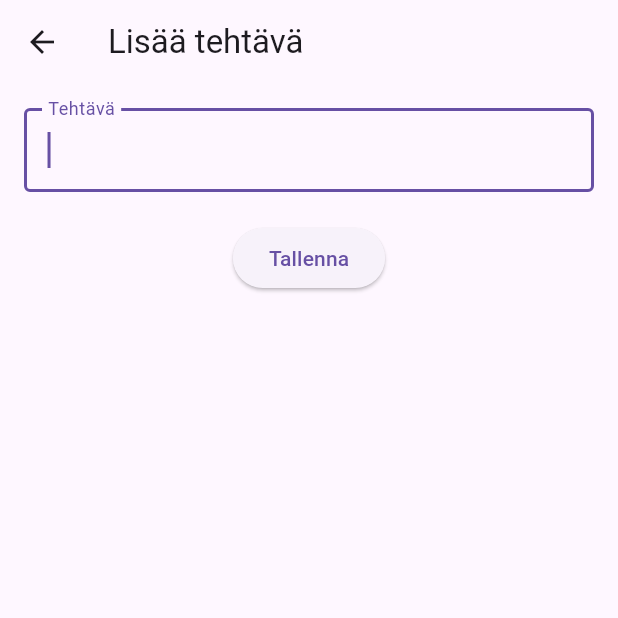
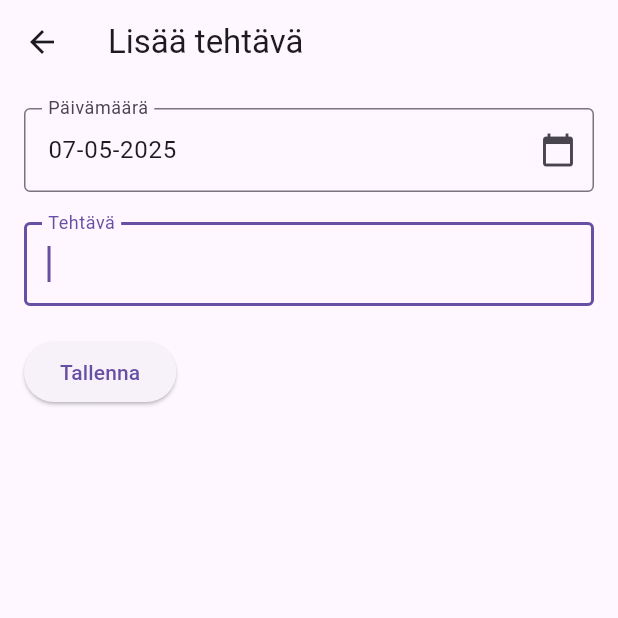
Before and after one commit to Dumbfinntales/RNMRT_MobiiliProjekti, a Flutter app: the AddTaskScreen screen opened directly, on a phone screen of 412 x 824 dp, the top half of it. Run offline on Flutter 3.47's test engine with Material 3 defaults, Android fonts, the phone set to English and light mode, and no system bars.

Commit message:
Lisätty kalenteri

```diff
--- a/lib/ruudut/add_task_screen.dart
+++ b/lib/ruudut/add_task_screen.dart
@@ -1,36 +1,93 @@
 import 'package:flutter/material.dart';
+import 'package:intl/intl.dart'; // Päivämäärä paketti
 
-class AddTaskScreen extends StatelessWidget {
+class AddTaskScreen extends StatefulWidget {
   final String? alkuperainenTehtava; // Valinnainen alkuperäinen tehtävä, jos muokataan
+  final DateTime? alkuperainenPaivamaara; // Valinnainen alkuperäinen päivämäärä
 
-  AddTaskScreen({this.alkuperainenTehtava}); // Alkuperäinen tehtävä voidaan siirtää tähän
+  AddTaskScreen({this.alkuperainenTehtava, this.alkuperainenPaivamaara}); // Alkuperäinen tehtävä ja päivämäärä voidaan siirtää tähän
+
+  @override
+  _AddTaskScreenState createState() => _AddTaskScreenState();
+}
+
+class _AddTaskScreenState extends State<AddTaskScreen> {
+  final TextEditingController _controller = TextEditingController();
+  DateTime? _selectedDate;
+
+  @override
+  void initState() {
+    super.initState();
+    _controller.text = widget.alkuperainenTehtava ?? ''; // Jos alkuperäinen tehtävä on olemassa, täytä kenttä
+    _selectedDate = widget.alkuperainenPaivamaara ?? DateTime.now(); // Jos alkuperäinen päivämäärä on olemassa, käytä sitä, muuten kuluva päivä
+  }
+
+  // Funktio, joka avaa kalenterin
+  Future<void> _selectDate(BuildContext context) async {
+    final DateTime? picked = await showDatePicker(
+      context: context,
+      initialDate: _selectedDate!,
+      // Kalenterin vuosi rajat
+      firstDate: DateTime(2000),
+      lastDate: DateTime(2101),
+    );
+    if (picked != null && picked != _selectedDate) {
+      setState(() {
+        _selectedDate = picked; // Päivitä valittu päivämäärä
+      });
+    }
+  }
+
+  // Funktio päivämäärän muotoiluun
+  String formatDate(DateTime date) {
+    return DateFormat('dd-MM-yyyy').format(date); // Päivämäärän muotoilu dd-MM-yyyy
+  }
 
   @override
   Widget build(BuildContext context) {
-    final TextEditingController _controller =
-        TextEditingController(text: alkuperainenTehtava ?? ''); // Jos alkuperäinen tehtävä on olemassa, täytä kenttä
-
     return Scaffold(
       appBar: AppBar(
-        title: Text(alkuperainenTehtava == null ? 'Lisää tehtävä' : 'Muokkaa tehtävää'), // Näytetään teksti sen mukaan, onko kyseessä lisäys vai muokkaus
+        title: Text(widget.alkuperainenTehtava == null ? 'Lisää tehtävä' : 'Muokkaa tehtävää'), // Näytetään teksti sen mukaan, onko kyseessä lisäys vai muokkaus
       ),
       body: Padding(
         padding: const EdgeInsets.all(16.0),
         child: Column(
+          crossAxisAlignment: CrossAxisAlignment.start,
           children: [
+            // Päivämääräkenttä
+            TextField(
+              controller: TextEditingController(
+                  text: formatDate(_selectedDate!)), // Näytetään valittu päivä
+              readOnly: true, // Ei muokattavissa
+              decoration: InputDecoration(
+                labelText: 'Päivämäärä',
+                border: OutlineInputBorder(),
+                suffixIcon: IconButton(
+                  // Iconi kalenterin aavaamiseen
+                  icon: Icon(Icons.calendar_today),
+                  onPressed: () => _selectDate(context),
+                ),
+              ),
+            ),
+            SizedBox(height: 20),
+            // Tehtäväkenttä
             TextField(
               controller: _controller, // Käytetään kontrolleria tekstin syöttämiseen
               autofocus: true,
               decoration: InputDecoration(
-                labelText: 'Tehtävä', // Kentän selite
+                labelText: 'Tehtävä',
                 border: OutlineInputBorder(),
               ),
             ),
             SizedBox(height: 20),
+            // Tallenna-painike
             ElevatedButton(
               child: Text('Tallenna'),
               onPressed: () {
-                Navigator.pop(context, _controller.text); // Sulkee ruudun ja lähettää syötetyn tekstin takaisin
+                Navigator.pop(context, {
+                  'tehtava': _controller.text,
+                  'paivamaara': _selectedDate,
+                }); // Sulkee ruudun ja lähettää tehtävän tekstin sekä päivämäärän takaisin
               },
             ),
           ],
```
